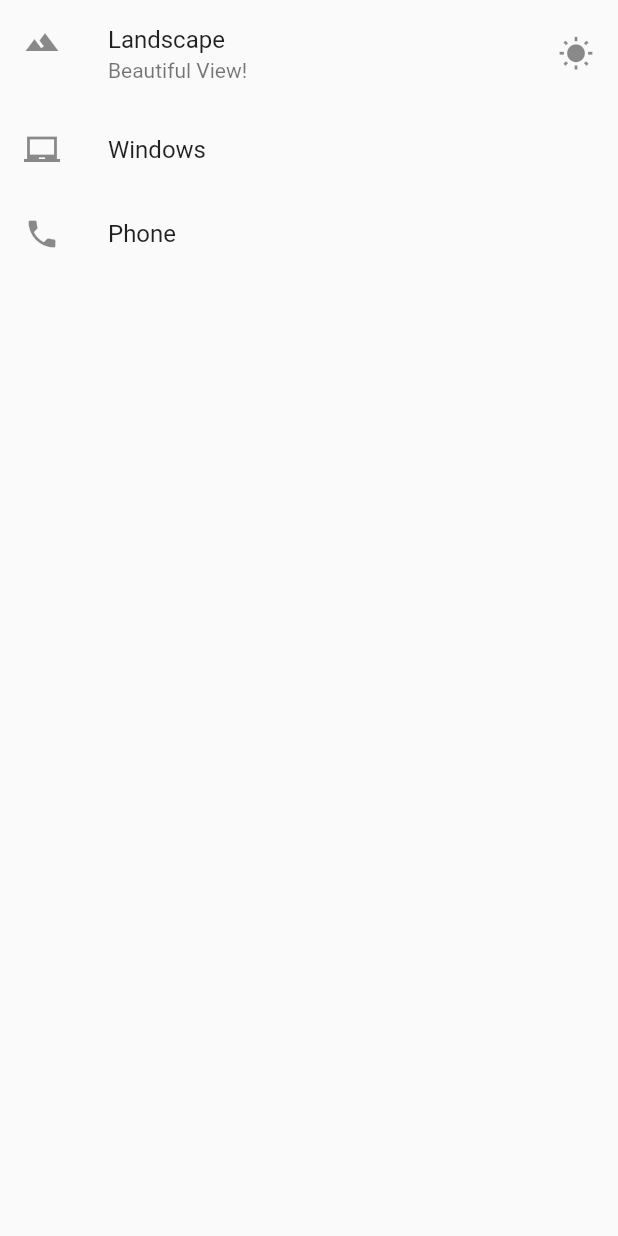
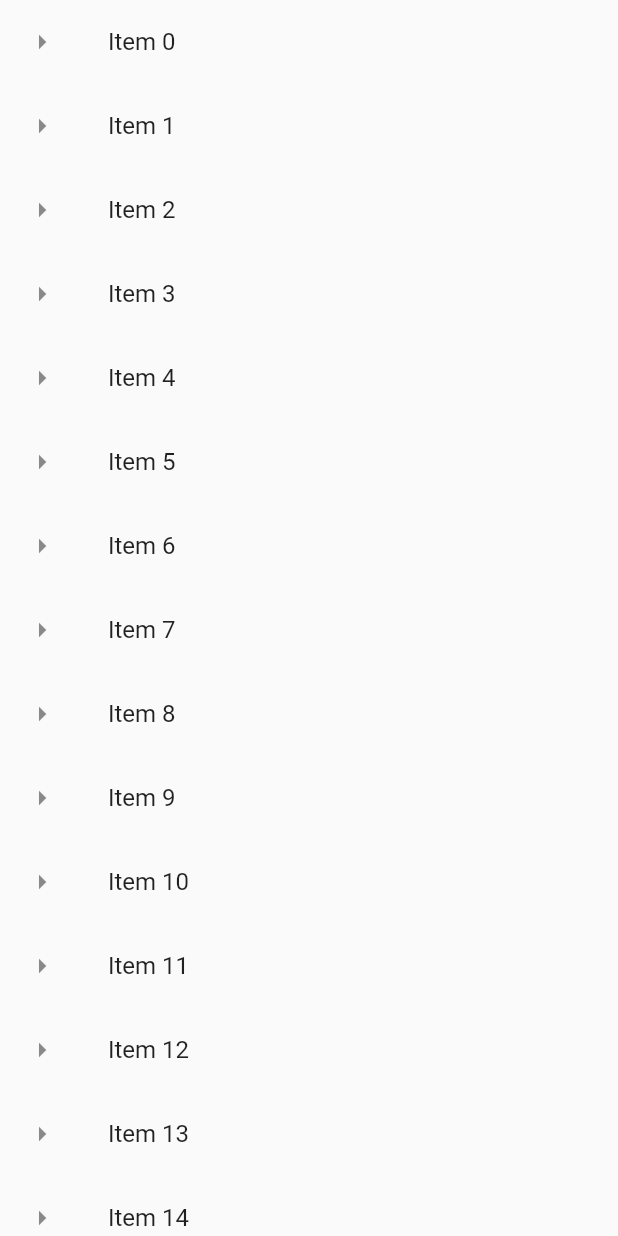
Before and after one commit to AminuIsrael/flutter-tutorial, a Flutter app: what getListView() shows on an empty page, opened directly, on a phone screen of 412 x 824 dp. Run offline on Flutter 3.47's test engine with Material 2 defaults, Android fonts, the phone set to English and light mode, and no system bars.

Commit message:
added snackbar and icon

```diff
--- a/lib/main.dart
+++ b/lib/main.dart
@@ -6,34 +6,53 @@ void main() {
     title: "Exploring UI widgets",
     home: Scaffold(
       appBar: AppBar(
-        title: Text("Basic List View"),
+        title: Text("Long List"),
       ),
       body: getListView(),
+      floatingActionButton: FloatingActionButton(
+        onPressed: () {
+          debugPrint("FAB button clicked");
+        },
+        child: Icon(Icons.add),
+        tooltip: 'Add One more Item',
+      ),
     ),
   ));
 }
 
+void showSnackBar(BuildContext context, String item) {
+  var snackBar = SnackBar(
+    content: Text("You just tapped $item"),
+    action: SnackBarAction(
+      label: "UNDO",
+      onPressed: () {
+        debugPrint("Performing dummy UND Operation");
+      },
+    ),
+  );
+  Scaffold.of(context).showSnackBar(snackBar);
+}
+
+List<String> getListElements() {
+  var items = List.generate(1000, (counter) => "Item $counter");
+  return items;
+}
+
 Widget getListView() {
-  var listView = ListView(
-    children: [
-      ListTile(
-        leading: Icon(Icons.landscape),
-        title: Text("Landscape"),
-        subtitle: Text("Beautiful View!"),
-        trailing: Icon(Icons.wb_sunny),
-        onTap: () {
-          debugPrint("LandScape Typed");
-        },
-      ),
-      ListTile(
-        leading: Icon(Icons.laptop_chromebook),
-        title: Text("Windows"),
-      ),
-      ListTile(
-        leading: Icon(Icons.phone),
-        title: Text("Phone"),
-      )
-    ],
-  );
+  var listItems = getListElements();
+
+  var listView = ListView.builder(itemBuilder: (context, index) {
+    return ListTile(
+      leading: Icon(Icons.arrow_right),
+      title: Text(listItems[index]),
+      onTap: () {
+        showSnackBar(context, listItems[index]);
+      },
+      onLongPress: () {
+        debugPrint("Was held");
+      },
+    );
+  });
+
   return listView;
 }
```
